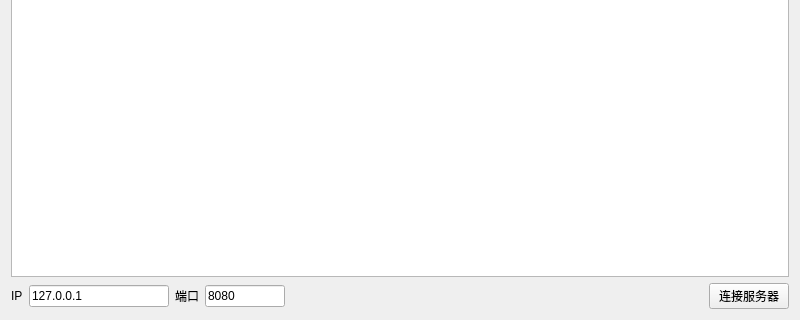
This is NotifyTrayClient/Widget.ui in cqwlxxl/notifytray as Qt 5 draws it before an edit; both pictures show x 0 to 800 and y 280 to 600 of the 800 by 600 pixel window. The edited form follows.
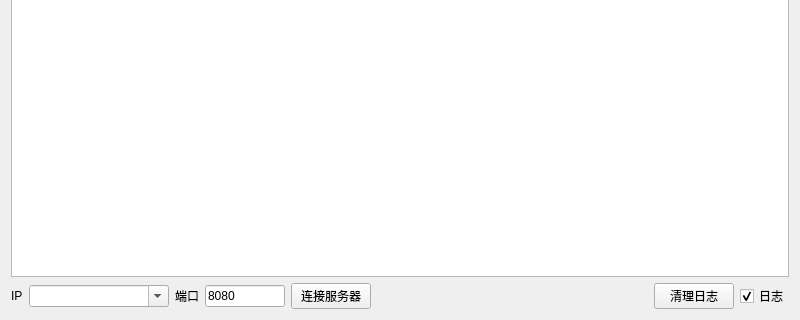
This is the edited form.

```diff
--- a/NotifyTrayClient/Widget.ui
+++ b/NotifyTrayClient/Widget.ui
@@ -139,16 +139,34 @@
       </widget>
      </item>
      <item>
-      <widget class="QLineEdit" name="lineEdit_ServerIp">
-       <property name="maximumSize">
+      <widget class="QComboBox" name="comboBox_ServerIp">
+       <property name="minimumSize">
         <size>
          <width>140</width>
-         <height>16777215</height>
+         <height>0</height>
         </size>
        </property>
-       <property name="text">
-        <string notr="true">127.0.0.1</string>
+       <property name="editable">
+        <bool>true</bool>
        </property>
+       <property name="currentIndex">
+        <number>0</number>
+       </property>
+       <item>
+        <property name="text">
+         <string/>
+        </property>
+       </item>
+       <item>
+        <property name="text">
+         <string/>
+        </property>
+       </item>
+       <item>
+        <property name="text">
+         <string/>
+        </property>
+       </item>
       </widget>
      </item>
      <item>
@@ -174,6 +192,13 @@
        </property>
       </widget>
      </item>
+     <item>
+      <widget class="QPushButton" name="pushButton_LinkServer">
+       <property name="text">
+        <string>连接服务器</string>
+       </property>
+      </widget>
+     </item>
      <item>
       <spacer name="hSpacer_LinkServer">
        <property name="orientation">
@@ -188,9 +213,19 @@
       </spacer>
      </item>
      <item>
-      <widget class="QPushButton" name="pushButton_LinkServer">
+      <widget class="QPushButton" name="pushButton_ClearLog">
        <property name="text">
-        <string>连接服务器</string>
+        <string>清理日志</string>
+       </property>
+      </widget>
+     </item>
+     <item>
+      <widget class="QCheckBox" name="checkBox_Log">
+       <property name="text">
+        <string>日志</string>
+       </property>
+       <property name="checked">
+        <bool>true</bool>
        </property>
       </widget>
      </item>
```
